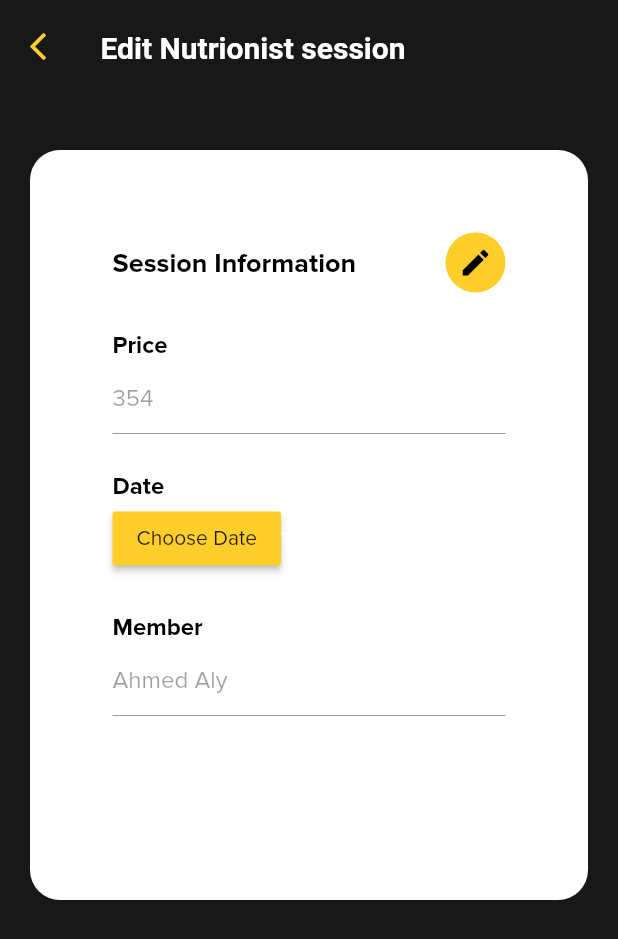
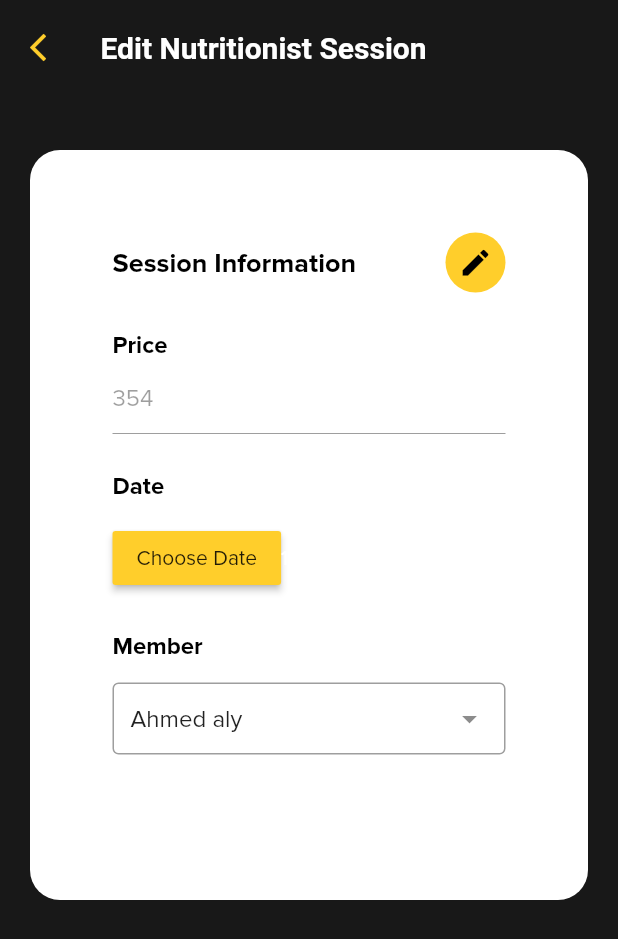
Before and after one commit to AdhamMagdyA/GymManager, a Flutter app: the EditNutrionistSession screen opened by its route, on a phone screen of 412 x 824 dp. Shown: the top 939 px of the screen. Run offline on Flutter 3.47's test engine with Material 2 defaults, Android fonts, the phone set to English and light mode, and no system bars; drawn by our look-alikes of dropdown_search; our stand-ins replace backdrop, bubble_tab_indicator, cached_network_image, flutter_datetime_picker, image_picker, motion_tab_bar and 3 more; Roboto replaces fonts that are missing (sans-serif-light).

Commit message:
edited the nutritionist-session forms (added choose option)

```diff
--- a/lib/screens/admin/nutritionist_sessions/edit_nutrionist_session.dart
+++ b/lib/screens/admin/nutritionist_sessions/edit_nutrionist_session.dart
@@ -2,6 +2,7 @@ import 'dart:math';
 
 import 'package:flutter/material.dart';
 import 'package:flutter/cupertino.dart';
+import 'package:dropdown_search/dropdown_search.dart';
 
 class EditNutrionistSession extends StatefulWidget {
   @override
@@ -54,26 +55,31 @@ class MapScreenState extends State<EditNutrionistSession>
                     children: <Widget>[
                       Padding(
                         padding: EdgeInsets.only(left: 20.0, top: 20.0),
-                          child: new Row(
-                            crossAxisAlignment: CrossAxisAlignment.start,
-                            children: <Widget>[
-                              new Icon(
+                        child: Row(
+                          children: [
+                            InkWell(
+                              onTap: () {
+                                Navigator.pop(context);
+                              },
+                              child: new Icon(
                                 Icons.arrow_back_ios,
                                 color: Color(0xFFFFCE2B),
                                 size: 22.0,
                               ),
+                            ),
                             Padding(
                               padding: EdgeInsets.only(left: 25.0),
                               //-->header
-                                child: new Text('Edit Nutrionist session',
+                              child: new Text('Edit Nutritionist Session',
                                   style: TextStyle(
                                       fontWeight: FontWeight.bold,
                                       fontSize: 20.0,
                                       fontFamily: 'sans-serif-light',
                                       color: Colors.white)),
-                              )
+                            ),
                           ],
-                          )),
+                        ),
+                      ),
                     ],
                   ),
                 ),
@@ -195,7 +201,7 @@ class MapScreenState extends State<EditNutrionistSession>
                             )),
                         Padding(
                             padding: EdgeInsets.only(
-                                left: 25.0, right: 25.0, top: 2.0),
+                                left: 25.0, right: 25.0, top: 15.0),
                             child: new Row(
                               mainAxisSize: MainAxisSize.max,
                               children: <Widget>[
@@ -235,23 +241,31 @@ class MapScreenState extends State<EditNutrionistSession>
                             )),
                         Padding(
                             padding: EdgeInsets.only(
-                                left: 25.0, right: 25.0, top: 2.0),
+                                left: 25.0, right: 25.0, top: 15.0),
                             child: new Row(
                               mainAxisSize: MainAxisSize.max,
                               children: <Widget>[
                                 new Flexible(
-                                  child: new TextField(
-                                    controller: TextEditingController()
-                                      ..text = 'Ahmed Aly ',
-                                    onChanged: (text) => {},
-                                    decoration: const InputDecoration(
-                                        hintText: "Enter Member Name "),
-                                    enabled: !_status,
-                                    autofocus: !_status,
-                                  ),
+                                  child: new DropdownSearch<String>(
+                                      mode: Mode.MENU,
+                                      showSelectedItems: true,
+                                      items: [
+                                        "Ahmed ALy ",
+                                        "Mohaned mohamed",
+                                        "Bishoy",
+                                        'Alaa Ibrahim'
+                                      ],
+                                      popupItemDisabled: (String s) =>
+                                          s.startsWith('I'),
+                                      onChanged: print,
+                                      selectedItem: "Ahmed aly "),
                                 ),
                               ],
                             )),
+                        /**
+                             *  enabled: !_status,
+                                    autofocus: !_status,
+                             */
                         !_status ? _getActionButtons() : new Container(),
                       ],
                     ),
--- a/lib/screens/admin/util-screen.dart
+++ b/lib/screens/admin/util-screen.dart
@@ -64,7 +64,7 @@ class _AdminUtilState extends State<AdminUtil> with TickerProviderStateMixin {
       'title': 'Memberships',
     },
     {
-      'page': OthersScreen(),
+      'page': Others(),
       'title': 'Ohters',
     },
   ];
--- a/pubspec.yaml
+++ b/pubspec.yaml
@@ -27,6 +27,7 @@ dependencies:
     sdk: flutter
   hexcolor: ^2.0.5
   pie_chart: ^5.0.0
+  dropdown_search: ^1.0.0
 
   # The following adds the Cupertino Icons font to your application.
   # Use with the CupertinoIcons class for iOS style icons.
```
Also changed, not shown: lib/screens/admin/nutritionist_sessions/create_Nutrisionist_Session.dart (+22 -12 lines), lib/screens/admin/nutritionist_sessions/nutritionist_sessions_list.dart (+80 -1 lines), pubspec.lock. Lines whose indentation alone changed are shown as unchanged.
